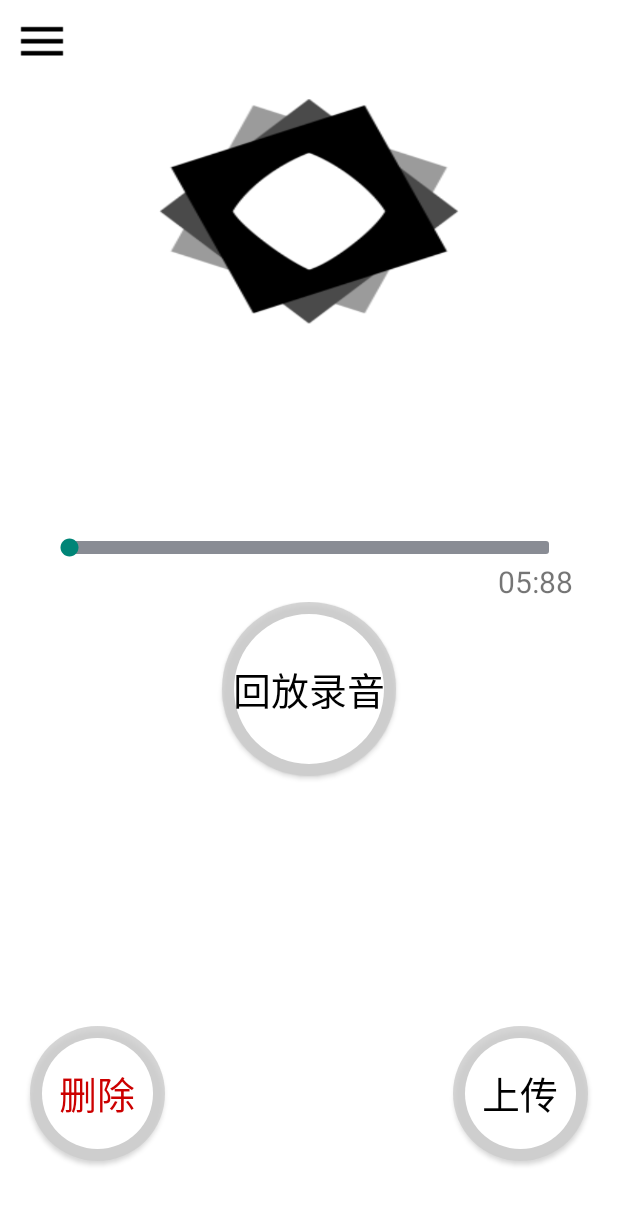
After one commit to scau-beyondboy/IdGoods, an Android app: the fragment FragmentPlay placed in its activity, on a phone screen of 412 x 824 dp. The commit adds this screen. Shown: the top 1205 px of the screen. Run offline under Robolectric (Android 15) with nearby library versions, the phone set to English and light mode, and no system bars; our stand-ins replace ButterKnife; libraries missing offline, so code that uses them is left out: org.litepal, org.litepal.crud; 11 statements that could not run were skipped.

Commit message:
完成录音回放，暂停和删除音频功能

```diff
--- a/app/src/main/java/com/scau/beyondboy/idgoods/consts/Consts.java
+++ b/app/src/main/java/com/scau/beyondboy/idgoods/consts/Consts.java
@@ -49,4 +49,6 @@ public class Consts
     public static final String NICKNAME_KEY = "nickname";
     public static final String DATE="date";
     public static final String FINISHREGISTER = "finishregister";
+    public static final String MEDIA_BEAN = "MediaBean";
+    public static final String FRAGMENT_PLAY = "FragmentPlay";
 }
--- /dev/null
+++ b/app/src/main/java/com/scau/beyondboy/idgoods/fragment/FragmentPlay.java
@@ -0,0 +1,273 @@
+package com.scau.beyondboy.idgoods.fragment;
+
+import android.content.Context;
+import android.media.AudioFormat;
+import android.media.AudioManager;
+import android.media.AudioTrack;
+import android.os.Build;
+import android.os.Bundle;
+import android.support.annotation.Nullable;
+import android.support.v4.app.Fragment;
+import android.view.LayoutInflater;
+import android.view.View;
+import android.view.ViewGroup;
+import android.widget.Button;
+import android.widget.SeekBar;
+import android.widget.TextView;
+import android.widget.Toast;
+
+import com.scau.beyondboy.idgoods.MainActivity;
+import com.scau.beyondboy.idgoods.R;
+import com.scau.beyondboy.idgoods.consts.Consts;
+import com.scau.beyondboy.idgoods.manager.ThreadManager;
+import com.scau.beyondboy.idgoods.model.MediaBean;
+import com.scau.beyondboy.idgoods.utils.ShareUtils;
+
+import java.io.File;
+import java.io.FileInputStream;
+import java.io.IOException;
+import java.util.concurrent.ExecutorService;
+
+import butterknife.Bind;
+import butterknife.ButterKnife;
+import butterknife.OnClick;
+
+/**
+ * Author:beyondboy
+ * Gmail:xuguoli.scau@gmail.com
+ * Date: 2015-10-18
+ * Time: 02:05
+ * 播放录音界面
+ */
+public class FragmentPlay extends Fragment
+{
+    private static final String TAG = FragmentPlay.class.getName();
+    @Bind(R.id.seekbar)
+    SeekBar mSeekBar;
+    @Bind(R.id.current_date)
+    TextView currentDate;
+    @Bind(R.id.nickname)
+    TextView nickName;
+    @Bind(R.id.total_date)
+    TextView totalDate;
+    @Bind(R.id.play)
+    Button play;
+    private MediaBean mMediaBean;
+    private AudioTrack mAudioTrack;
+    private int mChannelOutMono;
+    private File audioFile;
+    private FileInputStream mInputStream;
+    private byte[] buffer;
+    private boolean isPlay=false;
+    private boolean isFinish=true;
+    private ExecutorService mExecutorService;
+    private String date;
+    private long totalTime;
+    private PlayRuannble mPlayRuannble;
+    private MainActivity mActivity;
+
+    @Override
+    public void onAttach(Context context)
+    {
+        super.onAttach(context);
+        mActivity=(MainActivity)context;
+    }
+
+    @Nullable
+    @Override
+    public View onCreateView(LayoutInflater inflater, ViewGroup container, Bundle savedInstanceState)
+    {
+        View view=inflater.inflate(R.layout.playrecord,container,false);
+        ButterKnife.bind(this,view);
+        mMediaBean=getArguments().getParcelable(Consts.MEDIA_BEAN);
+        init();
+        nickName.setText(ShareUtils.getAccount(mActivity));
+        mMediaBean =getArguments().getParcelable(Consts.MEDIA_BEAN);
+        totalDate.setText(mMediaBean.getDate());
+        date=getResources().getString(R.string.play_date);
+        String dateArr[]=mMediaBean.getDate().split(":");
+        int minute=Integer.valueOf(dateArr[0]);
+        int second=Integer.valueOf(dateArr[1]);
+        totalTime=minute*60+second;
+        buffer=new byte[mMediaBean.getBufferSize()];
+        return view;
+    }
+
+    @OnClick(R.id.play)
+    public void play()
+    {
+        if(isPlay)
+        {
+            mAudioTrack.pause();
+            isPlay=false;
+            play.setSelected(false);
+            play.setText("回放录音");
+        }
+        else
+        {
+            if(!audioFile.exists())
+            {
+                displayToast("音频文件已删除");
+                return;
+            }
+            //重复播放
+            if(isFinish)
+            {
+                try
+                {
+                    mExecutorService=ThreadManager.createThreadPool();
+                    isFinish=false;
+                    mInputStream = new FileInputStream(audioFile);
+                    mInputStream.skip(0x2c);
+                    currentDate.setVisibility(View.VISIBLE);
+                    mSeekBar.setProgress(0);
+                    currentDate.setText(String.format(date, "00:00"));
+                } catch (IOException e)
+                {
+                    e.printStackTrace();
+                    displayToast("文件读入异常");
+                }
+            }
+            play.setSelected(true);
+            play.setText("暂停");
+            isPlay=true;
+            mAudioTrack.play();
+            mExecutorService.submit(createPlayRuannble());
+        }
+    }
+
+    @OnClick({R.id.delete,R.id.uploading})
+    public void onClick(View view)
+    {
+        switch (view.getId())
+        {
+            case R.id.delete:
+                if(audioFile.exists())
+                {
+                    audioFile.delete();
+                    displayToast("删除成功");
+                }
+                else
+                {
+                    displayToast("该音频文件已删除");
+                }
+                break;
+        }
+    }
+    private void init()
+    {
+        ThreadManager.scoolPoolSize=1;
+        if(mMediaBean.getChannelInMono()== AudioFormat.CHANNEL_IN_MONO)
+        {
+            mChannelOutMono =AudioFormat.CHANNEL_OUT_MONO;
+        }
+        else
+        {
+            mChannelOutMono =AudioFormat.CHANNEL_OUT_STEREO;
+        }
+        mAudioTrack=new AudioTrack(AudioManager.STREAM_MUSIC,mMediaBean.getSamplerateinhz(), mChannelOutMono,mMediaBean.getAudioformat(),mMediaBean.getBufferSize(),AudioTrack.MODE_STREAM);
+        if (Build.VERSION.SDK_INT >= Build.VERSION_CODES.LOLLIPOP)
+        {
+            mAudioTrack.setVolume(1.0f);
+        }
+        else
+        {
+            //noinspection deprecation
+            mAudioTrack.setStereoVolume(1.0f,1.0f);
+        }
+        audioFile=new File(mMediaBean.getFilePath());
+    }
+
+    private void displayToast(String warnning)
+    {
+        Toast.makeText(mActivity, warnning, Toast.LENGTH_SHORT).show();
+    }
+
+    private class PlayRuannble implements Runnable
+    {
+        @Override
+        public void run()
+        {
+            try
+            {
+                while (mInputStream.read(buffer)>=0)
+                {
+                    float seconds=mAudioTrack.getPlaybackHeadPosition() /mAudioTrack.getSampleRate( );
+                    final String minute = seconds / 60 < 10 ? "0" + (int)seconds / 60 : (int)seconds / 60 + "";
+                    final String second = seconds % 60 < 10 ? "0" + (int)seconds % 60 : (int) seconds % 60 + "";
+                    mAudioTrack.write(buffer, 0, buffer.length);
+                    //更新当前播放时间
+                    currentDate.post(new Runnable()
+                    {
+                        @Override
+                        public void run()
+                        {
+                            currentDate.setText(String.format(date, String.format("%s:%s", minute, second)));
+                        }
+                    });
+                    float currentPosition=seconds/totalTime*100;
+                    //更新进度条
+                    mSeekBar.setProgress((int)currentPosition);
+                    //当正在播放，且按暂停时
+                    if(!isFinish&&mAudioTrack.getPlayState()==AudioTrack.PLAYSTATE_PAUSED)
+                    {
+                        mActivity.runOnUiThread(new Runnable()
+                        {
+                            @Override
+                            public void run()
+                            {
+                                play.setSelected(false);
+                                play.setText("回放录音");
+                            }
+                        });
+                        isPlay=false;
+                        return;
+                    }
+                }
+                //播放完时候
+                mSeekBar.setProgress(100);
+                mActivity.runOnUiThread(new Runnable()
+                {
+                    @Override
+                    public void run()
+                    {
+                        currentDate.setText(String.format(date, mMediaBean.getDate()));
+                        play.setSelected(false);
+                        play.setText("回放录音");
+                    }
+                });
+                isFinish=true;
+                isPlay=false;
+                mInputStream.close();
+                mAudioTrack.stop();
+            } catch (Exception e)
+            {
+                e.printStackTrace();
+                displayToast("读取异常");
+            }
+        }
+    }
+
+    @Override
+    public void onDestroyView()
+    {
+        super.onDestroyView();
+        ThreadManager.release();
+        mAudioTrack.release();
+    }
+
+    private PlayRuannble createPlayRuannble()
+    {
+        if(mPlayRuannble==null)
+        {
+            synchronized (this)
+            {
+                if(mPlayRuannble==null)
+                {
+                    mPlayRuannble=new PlayRuannble();
+                }
+            }
+        }
+        return mPlayRuannble;
+    }
+}
--- a/app/src/main/java/com/scau/beyondboy/idgoods/manager/ThreadManager.java
+++ b/app/src/main/java/com/scau/beyondboy/idgoods/manager/ThreadManager.java
@@ -40,6 +40,7 @@ public class ThreadManager
     /**释放线程资源*/
     public static void release()
     {
+        Log.i(TAG,"释放");
         if(sExecutorService!=null)
             sExecutorService.shutdown();
         sExecutorService=null;
--- /dev/null
+++ b/app/src/main/res/drawable/bg_play_circle.xml
@@ -0,0 +1,33 @@
+<?xml version="1.0" encoding="utf-8"?>
+<layer-list xmlns:android="http://schemas.android.com/apk/res/android">
+
+  <item>
+    <shape android:shape="oval" >
+      <corners android:radius="5dp"/>
+      <solid android:color="@color/lightgrey" />
+      <size android:width="110dp" android:height="110dp"/>
+    </shape>
+  </item>
+
+  <item android:bottom="8dp" android:right="8dp" android:top="8dp" android:left="8dp" >
+    <selector xmlns:android="http://schemas.android.com/apk/res/android">
+      <item android:state_selected="true">
+        <shape android:shape="oval" >
+          <corners android:radius="5dp"/>
+          <solid android:color="@color/gray" />
+          <size android:width="100dp" android:height="100dp"/>
+        </shape>
+      </item>
+
+      <item>
+        <shape android:shape="oval" >
+          <corners android:radius="5dp"/>
+          <solid android:color="@color/white" />
+          <size android:width="100dp" android:height="100dp"/>
+        </shape>
+      </item>
+
+    </selector>
+  </item>
+
+</layer-list>
--- /dev/null
+++ b/app/src/main/res/drawable/seekbar_bg.xml
@@ -0,0 +1,38 @@
+<?xml version="1.0" encoding="utf-8"?>
+<!--<shape-->
+  <!--android:shape="rectangle"-->
+  <!--xmlns:android="http://schemas.android.com/apk/res/android"-->
+  <!-->-->
+  <!--<corners-->
+    <!--android:radius="5dp"/>-->
+  <!--<solid-->
+    <!--android:color="@color/gray"/>-->
+<!--</shape>-->
+<layer-list xmlns:android="http://schemas.android.com/apk/res/android" >
+
+  <!-- 背景图，不可加clip属性，否则无显示效果 -->
+  <item android:id="@android:id/background">
+    <inset
+      android:insetBottom="5dip"
+      android:insetTop="5dip" >
+      <shape>
+        <corners android:radius="2dp"/>
+        <solid android:color="@color/gray" />
+      </shape>
+    </inset>
+  </item>
+  <!-- 第一进度条，必须放在第二进度条的下面，否则会被第二进度条覆盖掉而看不到效果 -->
+  <item android:id="@android:id/progress">
+    <clip>
+      <inset
+        android:insetBottom="5dip"
+        android:insetTop="5dip" >
+        <shape>
+          <corners android:radius="2dp"/>
+          <solid android:color="#ff4094eb" />
+        </shape>
+      </inset>
+    </clip>
+  </item>
+
+</layer-list>
--- /dev/null
+++ b/app/src/main/res/layout/playrecord.xml
@@ -0,0 +1,96 @@
+<?xml version="1.0" encoding="utf-8"?>
+<LinearLayout
+  xmlns:android="http://schemas.android.com/apk/res/android"
+  android:orientation="vertical"
+  android:layout_width="match_parent"
+  android:layout_height="match_parent"
+  >
+  <ImageView
+    android:id="@+id/blessing_image"
+    android:background="@drawable/iconx"
+    android:layout_gravity="center_horizontal"
+    android:layout_marginTop="10dp"
+    android:layout_width="200dp"
+    android:layout_height="150dp"
+    />
+  <TextView
+    android:id="@+id/nickname"
+    android:textSize="25sp"
+    android:textColor="@color/black"
+    android:layout_marginTop="15dp"
+    android:layout_gravity="center_horizontal"
+    android:text="beyondboy"
+    android:layout_width="wrap_content"
+    android:layout_height="wrap_content"
+    />
+  <TextView
+    android:id="@+id/current_date"
+    android:textSize="25sp"
+    android:textColor="@color/black"
+    android:visibility="invisible"
+    android:layout_marginTop="15dp"
+    android:layout_gravity="center_horizontal"
+    android:layout_width="wrap_content"
+    android:layout_height="wrap_content"
+    />
+  <SeekBar
+    android:layout_marginTop="40dp"
+    android:id="@+id/seekbar"
+    android:layout_width="match_parent"
+    android:layout_marginLeft="30dp"
+    android:layout_marginRight="30dp"
+    android:progressDrawable="@drawable/seekbar_bg"
+    android:layout_height="wrap_content"
+    />
+  <TextView
+    android:id="@+id/total_date"
+    android:layout_width="wrap_content"
+    android:layout_height="wrap_content"
+    android:textSize="20sp"
+    android:layout_marginRight="30dp"
+    android:text="05:88"
+    android:layout_gravity="right"
+    />
+  <RelativeLayout
+    android:layout_width="match_parent"
+    android:layout_height="0dp"
+    android:layout_weight="1"
+    android:background="@android:color/transparent"
+    >
+    <Button
+      android:id="@+id/play"
+      android:layout_width="wrap_content"
+      android:layout_height="wrap_content"
+      android:layout_centerHorizontal="true"
+      android:textSize="25sp"
+      android:textColor="@drawable/textcolorselector"
+      android:background="@drawable/bg_play_circle"
+      android:text="回放录音"
+      />
+    <Button
+      android:id="@+id/uploading"
+      android:layout_width="90dp"
+      android:layout_height="90dp"
+      android:textSize="25sp"
+      android:layout_marginRight="20dp"
+      android:layout_alignParentRight="true"
+      android:textColor="@drawable/textcolorselector"
+      android:layout_alignParentBottom="true"
+      android:layout_marginBottom="50dp"
+      android:background="@drawable/bg_special_disease_circle"
+      android:text="上传"
+      />
+    <Button
+      android:id="@+id/delete"
+      android:layout_width="90dp"
+      android:layout_height="90dp"
+      android:textSize="25sp"
+      android:layout_marginLeft="20dp"
+      android:textColor="@android:color/holo_red_dark"
+      android:layout_alignParentBottom="true"
+      android:layout_marginBottom="50dp"
+      android:background="@drawable/bg_special_disease_circle"
+      android:text="删除"
+      />
+  </RelativeLayout>
+</LinearLayout>
--- a/app/src/main/res/values/strings.xml
+++ b/app/src/main/res/values/strings.xml
@@ -22,5 +22,5 @@
   <string name="state_recording">松开停止</string>
   <string name="state_check">回放录音</string>
   <string name="state_stop">暂停</string>
-
+  <string name="play_date">正在播放 %1$s</string>
 </resources>
```
Also changed, not shown: app/src/main/java/com/scau/beyondboy/idgoods/MainActivity.java (+9 -2 lines), app/src/main/java/com/scau/beyondboy/idgoods/RecordActivity.java (+18 -5 lines), app/src/main/java/com/scau/beyondboy/idgoods/model/MediaBean.java (added, +126 -0 lines), 1 other file.
